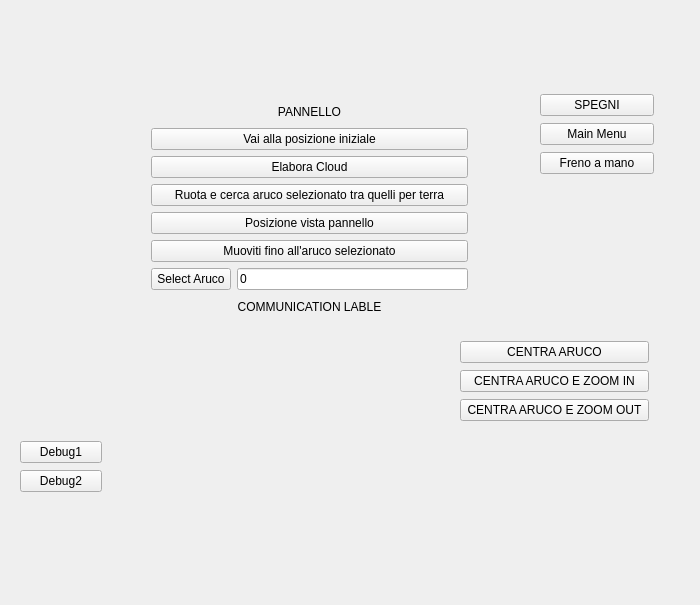
zecchi98/ur10_control, file QT/screen_automazione.ui: the form before one commit.
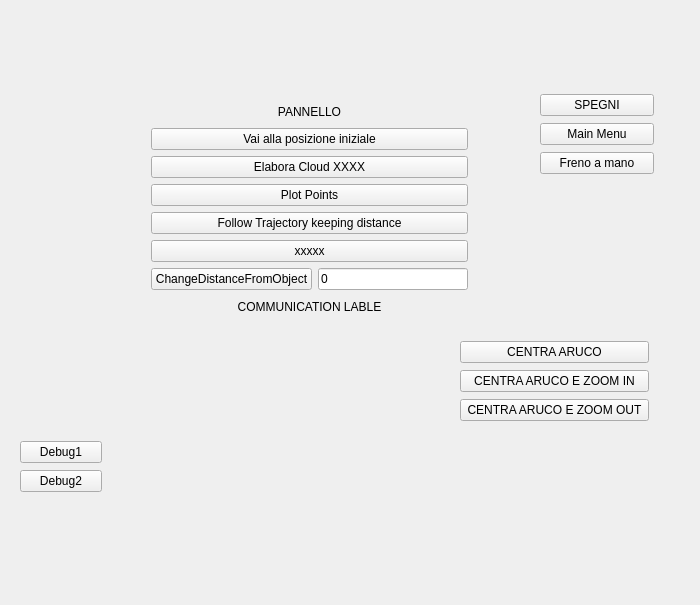
The form after the commit.

```diff
--- a/QT/screen_automazione.ui
+++ b/QT/screen_automazione.ui
@@ -82,21 +82,21 @@
     <item>
      <widget class="QPushButton" name="pushButton_8">
       <property name="text">
-       <string>Elabora Cloud</string>
+       <string>Elabora Cloud XXXX</string>
       </property>
      </widget>
     </item>
     <item>
      <widget class="QPushButton" name="pushButton_4">
       <property name="text">
-       <string>Ruota e cerca aruco selezionato tra quelli per terra</string>
+       <string>Plot Points</string>
       </property>
      </widget>
     </item>
     <item>
      <widget class="QPushButton" name="pushButton_3">
       <property name="text">
-       <string>Posizione vista pannello</string>
+       <string>Follow Trajectory keeping distance</string>
       </property>
      </widget>
     </item>
@@ -105,7 +105,7 @@
       <item>
        <widget class="QPushButton" name="pushButton_5">
         <property name="text">
-         <string>Muoviti fino all'aruco selezionato</string>
+         <string>xxxxx</string>
         </property>
        </widget>
       </item>
@@ -116,7 +116,7 @@
       <item>
        <widget class="QPushButton" name="pushButton_6">
         <property name="text">
-         <string>Select Aruco</string>
+         <string>ChangeDistanceFromObject</string>
         </property>
        </widget>
       </item>
```
Left out of the diff: 14 changed lines with no effect on the pictures.
